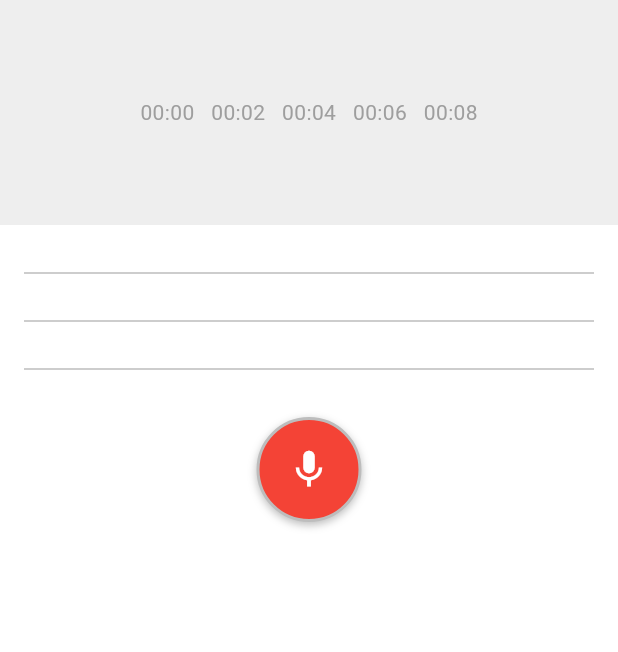
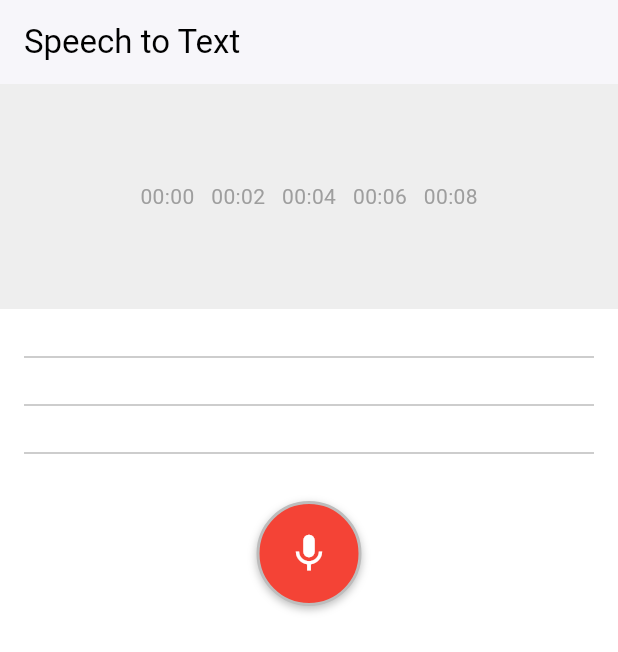
Before and after one commit to RafaMufid/Gestra-Mobile, a Flutter app: the SpeechToTextPage screen opened directly, on a phone screen of 412 x 824 dp. Shown: the top 652 px of the screen. Run offline on Flutter 3.47's test engine with Material 3 defaults, Android fonts, the phone set to English and light mode, and no system bars.

Commit message:
menambahkan appbar pada stt.dart

```diff
--- a/gestra/lib/stt.dart
+++ b/gestra/lib/stt.dart
@@ -12,6 +12,13 @@ class _SpeechToTextPageState extends State<SpeechToTextPage> {
   Widget build(BuildContext context) {
     return Scaffold(
       backgroundColor: Colors.white,
+      appBar: AppBar(
+        title: const Text('Speech to Text'),
+        automaticallyImplyLeading: false,
+        backgroundColor: Colors.white,
+        foregroundColor: Colors.black,
+        elevation: 1,
+      ),
       body: SafeArea(
         child: CustomScrollView(
           physics: const BouncingScrollPhysics(),
```
